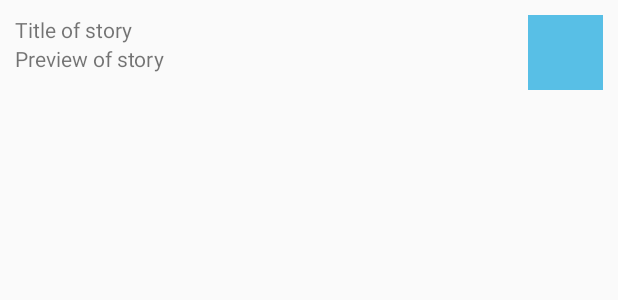
After one commit to annikatsai/Travel-Portfolio-App, an Android app: the layout item_post.xml on its own in the app's theme, with its tools: preview values and no code run, on a phone screen of 412 x 824 dp. The commit adds this screen. Shown: the top 300 px of the screen. Run offline under Robolectric (Android 15) with nearby library versions, the light colour scheme and no system bars.

Commit message:
Worked on timeline, post, menu, and adapter

```diff
--- a/app/src/main/java/annikatsai/portfolioapp/LoginActivity.java
+++ b/app/src/main/java/annikatsai/portfolioapp/LoginActivity.java
@@ -27,7 +27,6 @@ import com.facebook.login.widget.LoginButton;
 import java.util.Arrays;
 
 public class LoginActivity extends AppCompatActivity {
-
     LoginButton loginButton;
     CallbackManager callbackManager;
 
--- /dev/null
+++ b/app/src/main/res/layout/item_post.xml
@@ -0,0 +1,50 @@
+<?xml version="1.0" encoding="utf-8"?>
+<RelativeLayout xmlns:android="http://schemas.android.com/apk/res/android"
+    android:layout_width="match_parent" android:layout_height="match_parent"
+    android:padding="10dp">
+
+    <ImageView
+        android:layout_width="50dp"
+        android:layout_height="50dp"
+        android:id="@+id/ivImage"
+        android:background="#58bfe6"
+        android:layout_alignParentTop="true"
+        android:layout_alignParentRight="true"
+        android:layout_alignParentEnd="true" />
+
+    <TextView
+        android:layout_width="wrap_content"
+        android:layout_height="wrap_content"
+        android:text="@string/title_of_story"
+        android:id="@+id/tvTitle"
+        android:layout_alignParentTop="true"
+        android:layout_alignParentLeft="true"
+        android:layout_alignParentStart="true"
+        android:layout_toLeftOf="@+id/ivImage"
+        android:layout_toStartOf="@+id/ivImage" />
+
+    <TextView
+        android:layout_width="wrap_content"
+        android:layout_height="wrap_content"
+        android:text="@string/preview_of_story"
+        android:id="@+id/tvPreviewStory"
+        android:layout_alignBottom="@+id/ivImage"
+        android:layout_alignParentLeft="true"
+        android:layout_alignParentStart="true"
+        android:layout_below="@+id/tvTitle"
+        android:layout_toLeftOf="@+id/ivImage"
+        android:layout_toStartOf="@+id/ivImage" />
+
+</RelativeLayout>
+
+<!--
+This is for displaying time:
+<TextView
+        android:layout_width="wrap_content"
+        android:layout_height="wrap_content"
+        android:text="5h"
+        android:id="@+id/tvTime"
+        android:layout_above="@+id/tvPreviewStory"
+        android:layout_alignParentRight="true"
+        android:layout_alignParentEnd="true" />
+-->
--- a/app/src/main/res/menu/menu_timeline.xml
+++ b/app/src/main/res/menu/menu_timeline.xml
@@ -5,7 +5,7 @@
     <item
         android:id="@+id/miProfile"
         app:showAsAction="ifRoom"
-        android:icon="@mipmap/ic_launcher"
-        android:title="Profile"
+        android:icon="@drawable/ic_profile"
+        android:title="@string/profile"
         android:onClick="onProfileView"/>
 </menu>
--- a/app/src/main/res/values/strings.xml
+++ b/app/src/main/res/values/strings.xml
@@ -8,4 +8,7 @@
     <string name="titleHint">Enter a title.</string>
     <string name="bodyHint">What\'s your story?</string>
     <string name="dateHint">When did this happen?</string>
+    <string name="title_of_story">Title of story</string>
+    <string name="preview_of_story">Preview of story</string>
+    <string name="profile">Profile</string>
 </resources>
```
Also changed, not shown: app/src/main/java/annikatsai/portfolioapp/Models/Post.java (+77 -3 lines), app/src/main/java/annikatsai/portfolioapp/PostsArrayAdapter.java (added, +49 -0 lines), app/src/main/java/annikatsai/portfolioapp/TimelineActivity.java (+10 -11 lines), app/src/main/res/drawable-hdpi/ic_profile.png (added), app/src/main/res/drawable-mdpi/ic_profile.png (added), app/src/main/res/drawable-xhdpi/ic_profile.png (added), app/src/main/res/drawable-xxhdpi/ic_profile.png (added).
